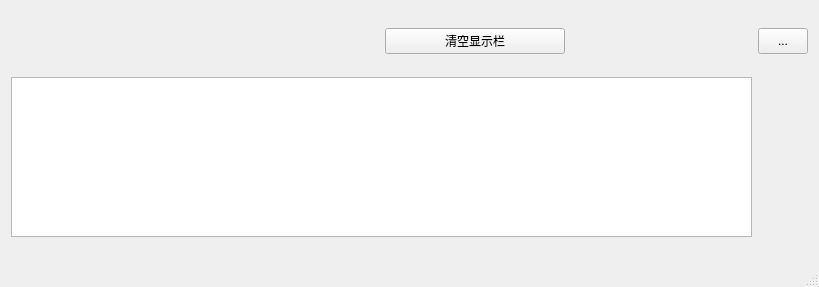
Qt form aweSomeEditorhiahia/redefine.ui (myservicegroup3/cIDEProgram) before a commit.
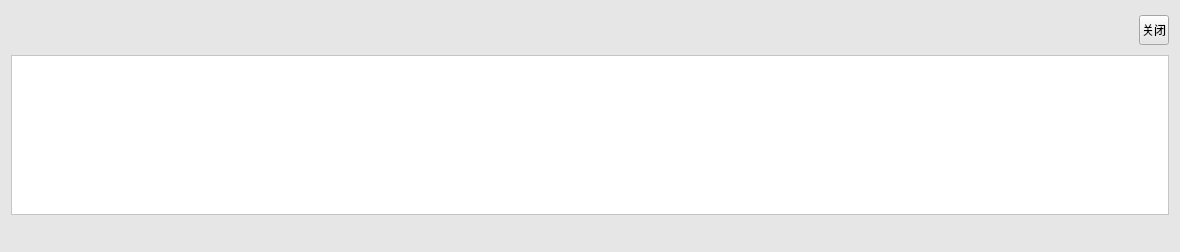
The same form after that commit.

Patch:
```diff
--- a/aweSomeEditorhiahia/redefine.ui
+++ b/aweSomeEditorhiahia/redefine.ui
@@ -6,36 +6,48 @@
    <rect>
     <x>0</x>
     <y>0</y>
-    <width>819</width>
-    <height>287</height>
+    <width>1180</width>
+    <height>252</height>
    </rect>
   </property>
   <property name="windowTitle">
    <string>redefine</string>
   </property>
+  <property name="styleSheet">
+   <string notr="true">background-color: rgb(230, 230, 230);</string>
+  </property>
   <widget class="QWidget" name="centralWidget">
    <layout class="QGridLayout" name="gridLayout">
-    <item row="0" column="2">
-     <widget class="QPushButton" name="pushButton_Clear">
-      <property name="text">
-       <string>清空显示栏</string>
-      </property>
-     </widget>
-    </item>
-    <item row="0" column="4">
+    <item row="0" column="1">
      <widget class="QToolButton" name="closeBtn">
       <property name="maximumSize">
        <size>
-        <width>50</width>
-        <height>50</height>
+        <width>30</width>
+        <height>30</height>
        </size>
       </property>
+      <property name="styleSheet">
+       <string notr="true"/>
+      </property>
       <property name="text">
-       <string>...</string>
+       <string>关闭</string>
       </property>
      </widget>
     </item>
-    <item row="1" column="0" colspan="4">
+    <item row="0" column="0">
+     <spacer name="horizontalSpacer">
+      <property name="orientation">
+       <enum>Qt::Horizontal</enum>
+      </property>
+      <property name="sizeHint" stdset="0">
+       <size>
+        <width>40</width>
+        <height>20</height>
+       </size>
+      </property>
+     </spacer>
+    </item>
+    <item row="2" column="0" colspan="2">
      <widget class="QTextEdit" name="textEdit">
       <property name="maximumSize">
        <size>
@@ -43,6 +55,9 @@
         <height>160</height>
        </size>
       </property>
+      <property name="styleSheet">
+       <string notr="true">background-color: rgb(255, 255, 255);</string>
+      </property>
      </widget>
     </item>
    </layout>
```
Left out of the diff: 11 changed lines with no effect on the pictures.
